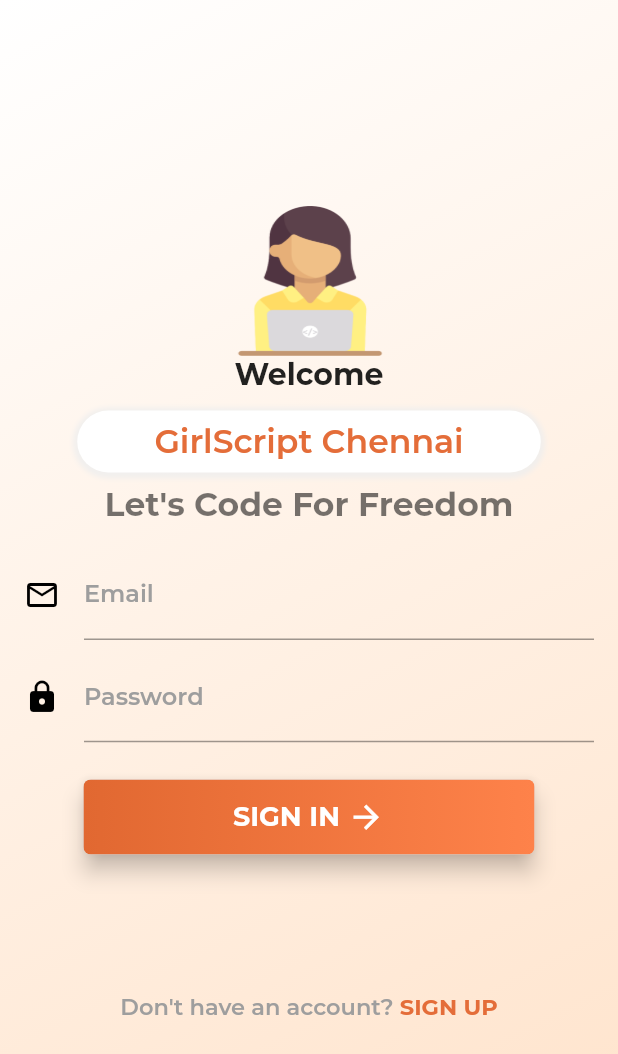
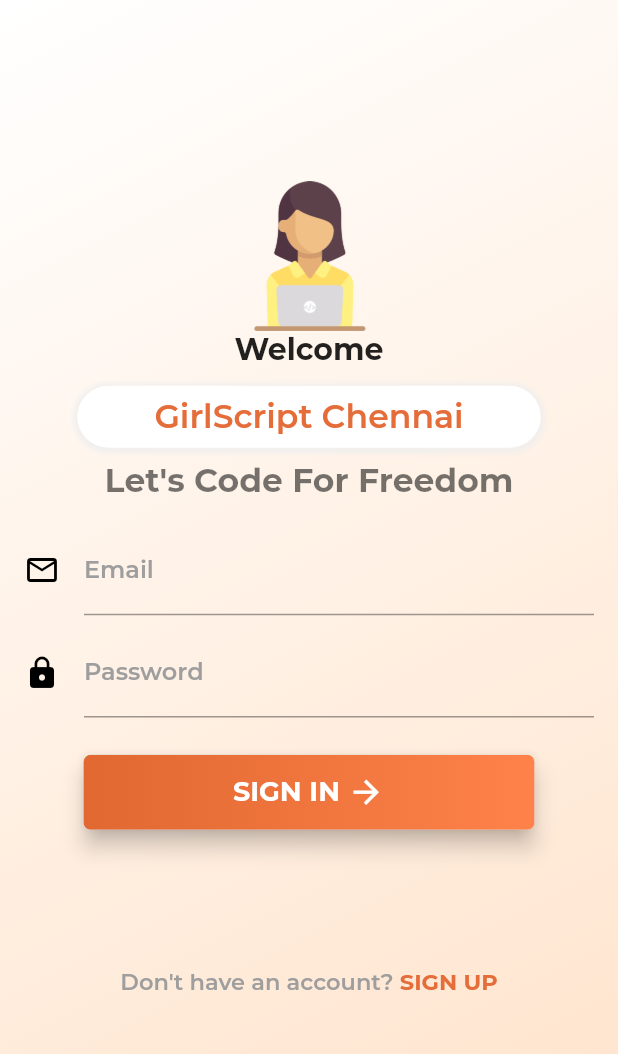
Before and after one commit to smaranjitghose/girlscript_app, a Flutter app: the screen it shows after launch, on a phone screen of 412 x 824 dp. Shown: the top 1054 px of the screen. Run offline on Flutter 3.47's test engine with Material 2 defaults, Android fonts, the phone set to English and light mode, and no system bars; our stand-ins replace carousel_slider, cloud_firestore, firebase_auth, flutter_spinkit, flutter_svg, google_sign_in and 1 more; accounts and stored records are empty; project files that could hold a hidden picture were left out.

Commit message:
Logo Update

```diff
--- a/community_app_boilerplate/lib/ui/screens/auth/login.dart
+++ b/community_app_boilerplate/lib/ui/screens/auth/login.dart
@@ -49,7 +49,7 @@
             child: Column(
               mainAxisAlignment: MainAxisAlignment.center,
           children: <Widget>[
-            SizedBox(height: height*0.04,),
+            // SizedBox(height: height*0.04,),
             _displaygslogo(),
             Text(
               "Welcome",
@@ -215,7 +215,7 @@
         image: DecorationImage(
           image: AssetImage("assets/images/gs.png"),
           alignment: Alignment.center,
-          fit: BoxFit.fill
+          fit: BoxFit.contain
         )
       ),
     );
```
